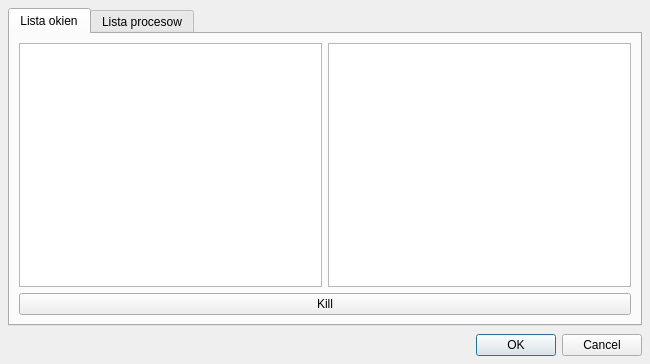
The window that zeus_form.ui (stasinek/Panel) describes before a commit, drawn with Qt 5.
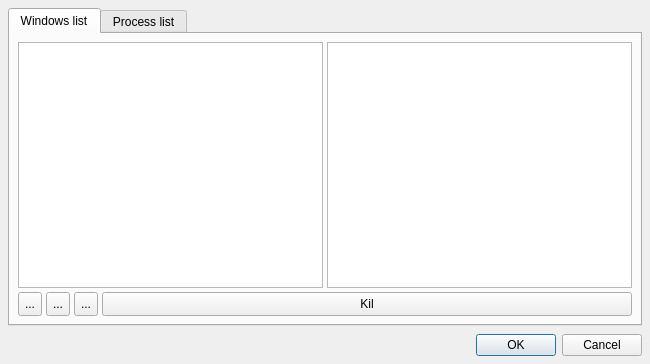
The same window after the commit.

Commit message: QSettings store windows positions, Main - position limited, snapped.

What changed in the file:
```diff
--- a/zeus_form.ui
+++ b/zeus_form.ui
@@ -39,9 +39,24 @@
      </property>
      <widget class="QWidget" name="tab">
       <attribute name="title">
-       <string>Lista okien</string>
+       <string>Windows list</string>
       </attribute>
       <layout class="QVBoxLayout" name="verticalLayout_2">
+       <property name="spacing">
+        <number>4</number>
+       </property>
+       <property name="leftMargin">
+        <number>8</number>
+       </property>
+       <property name="topMargin">
+        <number>8</number>
+       </property>
+       <property name="rightMargin">
+        <number>8</number>
+       </property>
+       <property name="bottomMargin">
+        <number>8</number>
+       </property>
        <item>
         <layout class="QHBoxLayout" name="horizontalLayout">
          <item>
@@ -53,17 +68,81 @@
         </layout>
        </item>
        <item>
-        <widget class="QPushButton" name="pushButton_2">
-         <property name="text">
-          <string>Kill</string>
+        <layout class="QHBoxLayout" name="horizontalLayout_2">
+         <property name="spacing">
+          <number>4</number>
          </property>
-        </widget>
+         <property name="leftMargin">
+          <number>0</number>
+         </property>
+         <property name="topMargin">
+          <number>0</number>
+         </property>
+         <property name="rightMargin">
+          <number>0</number>
+         </property>
+         <property name="bottomMargin">
+          <number>0</number>
+         </property>
+         <item>
+          <widget class="QToolButton" name="toolButton">
+           <property name="minimumSize">
+            <size>
+             <width>24</width>
+             <height>24</height>
+            </size>
+           </property>
+           <property name="text">
+            <string>...</string>
+           </property>
+          </widget>
+         </item>
+         <item>
+          <widget class="QToolButton" name="toolButton_2">
+           <property name="minimumSize">
+            <size>
+             <width>24</width>
+             <height>24</height>
+            </size>
+           </property>
+           <property name="text">
+            <string>...</string>
+           </property>
+          </widget>
+         </item>
+         <item>
+          <widget class="QToolButton" name="toolButton_3">
+           <property name="minimumSize">
+            <size>
+             <width>24</width>
+             <height>24</height>
+            </size>
+           </property>
+           <property name="text">
+            <string>...</string>
+           </property>
+          </widget>
+         </item>
+         <item>
+          <widget class="QPushButton" name="pushButton_2">
+           <property name="minimumSize">
+            <size>
+             <width>24</width>
+             <height>24</height>
+            </size>
+           </property>
+           <property name="text">
+            <string>Kil</string>
+           </property>
+          </widget>
+         </item>
+        </layout>
        </item>
       </layout>
      </widget>
      <widget class="QWidget" name="tab_2">
       <attribute name="title">
-       <string>Lista procesow</string>
+       <string>Process list</string>
       </attribute>
      </widget>
     </widget>
```
The commit also changes 39 other files.
